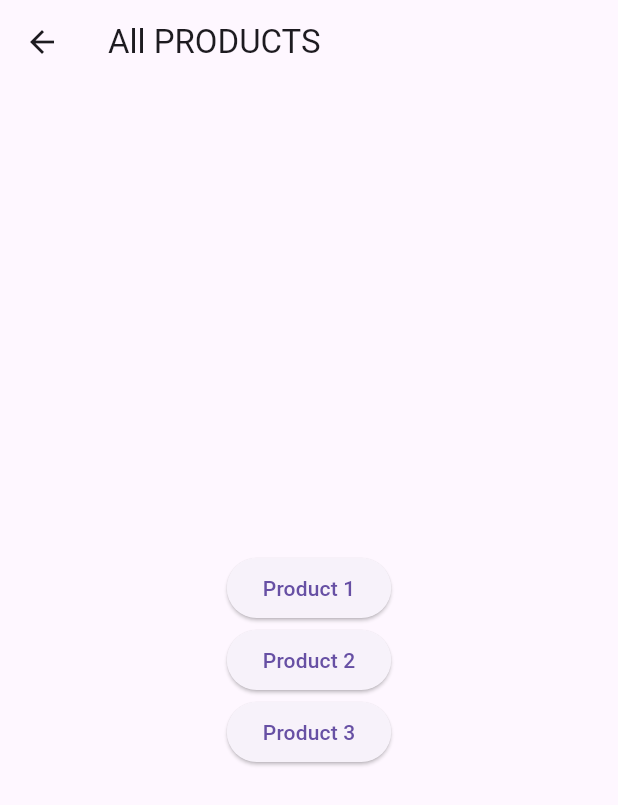
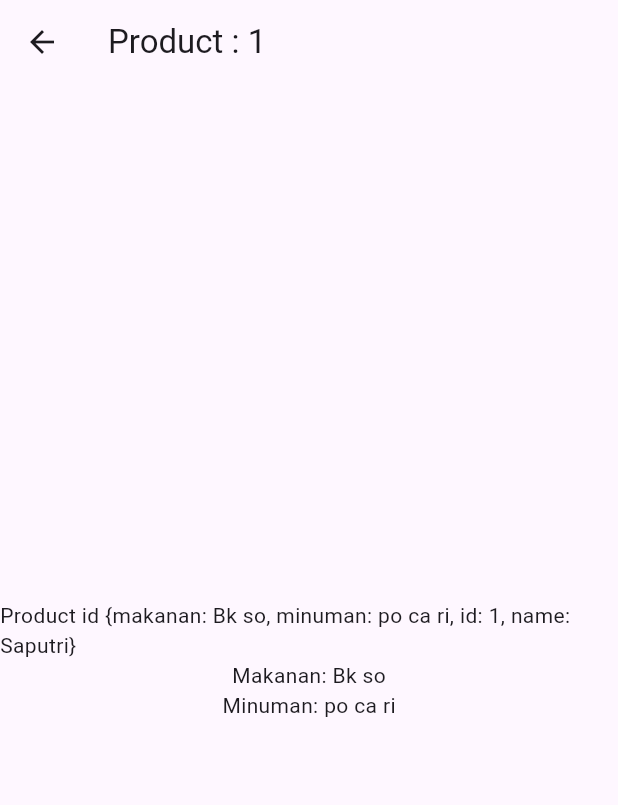
Before and after one commit to EputraP/flutter_getx, a Flutter app: the ProductPage screen opened by its route, after a tap on "Product 1", on a phone screen of 412 x 824 dp. Shown: the top 805 px of the screen. Run offline on Flutter 3.47's test engine with Material 3 defaults, Android fonts, the light colour scheme and no system bars; our stand-ins replace get, string_validator.

Commit message:
20240711_dynamic_url_completed

```diff
--- /dev/null
+++ b/dynamic_url/lib/pages/details.dart
@@ -0,0 +1,23 @@
+import 'package:flutter/material.dart';
+import 'package:get/get.dart';
+
+class ProductDetailPage extends StatelessWidget {
+  @override
+  Widget build(BuildContext context) {
+    return Scaffold(
+      appBar: AppBar(
+        title: Text("Product : ${Get.parameters["id"]}"),
+      ),
+      body: Center(
+        child: Column(
+          mainAxisAlignment: MainAxisAlignment.center,
+          children: [
+            Text("Product id ${Get.parameters} "),
+            Text("Makanan: ${Get.parameters["makanan"]}"),
+            Text("Minuman: ${Get.parameters["minuman"]}")
+          ],
+        ),
+      ),
+    );
+  }
+}
--- a/dynamic_url/lib/pages/product.dart
+++ b/dynamic_url/lib/pages/product.dart
@@ -1,3 +1,4 @@
+import 'package:dynamic_url/routes/app_route_names.dart';
 import 'package:flutter/material.dart';
 import 'package:get/get.dart';
 
@@ -13,15 +14,24 @@ class ProductPage extends StatelessWidget {
           mainAxisAlignment: MainAxisAlignment.center,
           children: [
             ElevatedButton(
-              onPressed: () => {Get.toNamed("/product1")},
+              onPressed: () => {
+                Get.toNamed(
+                    "${AppRouteNames.product}/1/Saputri?makanan=Bk so&minuman=po ca ri")
+              },
               child: const Text("Product 1"),
             ),
             ElevatedButton(
-              onPressed: () => {Get.toNamed("/product2")},
+              onPressed: () => {
+                Get.toNamed(
+                    "${AppRouteNames.product}/2/Saputra?makanan= So  To&minuman=teh")
+              },
               child: const Text("Product 2"),
             ),
             ElevatedButton(
-              onPressed: () => {Get.toNamed("/product3")},
+              onPressed: () => {
+                Get.toNamed(
+                    "${AppRouteNames.product}/3/Suprapto?makanan= Mie Bihun&minuman=es buah")
+              },
               child: const Text("Product 3"),
             ),
           ],
--- /dev/null
+++ b/dynamic_url/lib/routes/app_route_names.dart
@@ -0,0 +1,4 @@
+class AppRouteNames {
+  static const String home = "/";
+  static const String product = '/product';
+}
--- /dev/null
+++ b/dynamic_url/lib/routes/app_routes.dart
@@ -0,0 +1,15 @@
+import 'package:dynamic_url/pages/details.dart';
+import 'package:dynamic_url/pages/home.dart';
+import 'package:dynamic_url/pages/product.dart';
+import 'package:dynamic_url/routes/app_route_names.dart';
+import 'package:get/get.dart';
+
+class AppRoutes {
+  static final appRoutes = [
+    GetPage(name: AppRouteNames.home, page: () => HomePage()),
+    GetPage(name: AppRouteNames.product, page: () => ProductPage()),
+    GetPage(
+        name: '${AppRouteNames.product}/:id/:name?',
+        page: () => ProductDetailPage()),
+  ];
+}
```
Also changed, not shown: dynamic_url/lib/main.dart (+3 -10 lines).
